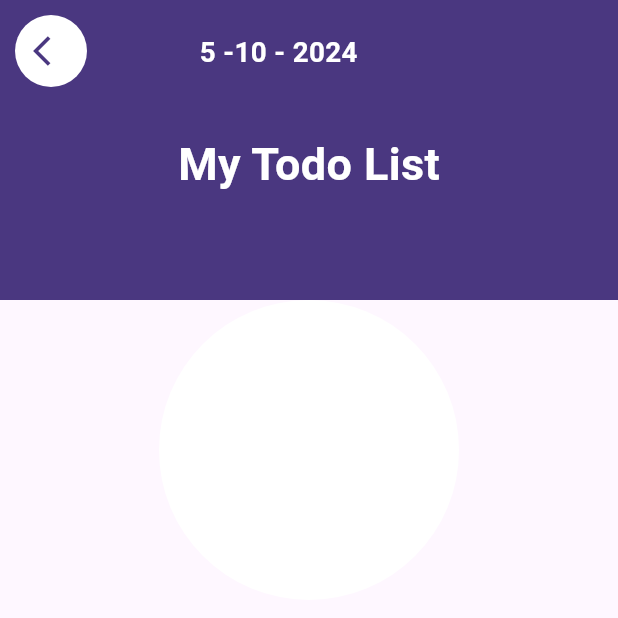
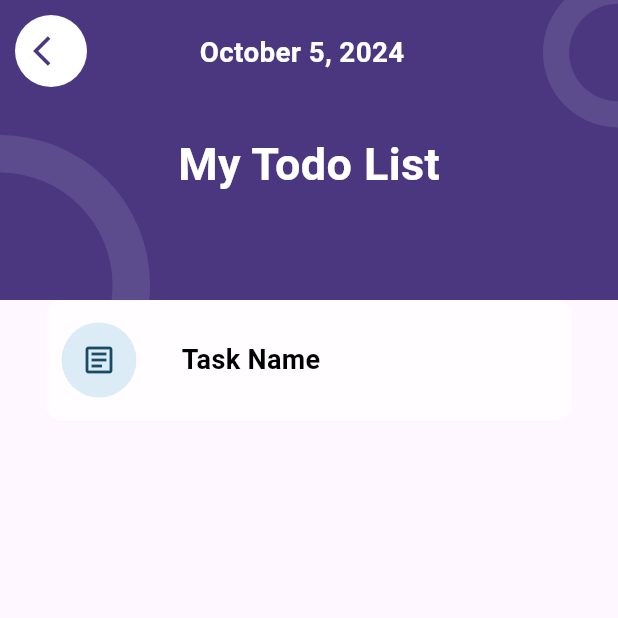
Before and after one commit to MuhammadOHijazi/to_do_list, a Flutter app: the screen it shows after launch, on a phone screen of 412 x 824 dp, the top half of it. Run offline on Flutter 3.47's test engine with Material 3 defaults, Android fonts, the phone set to English and light mode, and no system bars.

Commit message:
Adding the Positioned Widget and draw the circles

```diff
--- a/lib/my_to_do_list_screen.dart
+++ b/lib/my_to_do_list_screen.dart
@@ -5,9 +5,26 @@ class MyToDoList extends StatelessWidget {
 
   @override
   Widget build(BuildContext context) {
+    List monthList = [
+      "Month",
+      "January",
+      "February",
+      "March",
+      "April",
+      "May",
+      "June",
+      "July",
+      "August",
+      "September",
+      "October",
+      "November",
+      "December"
+    ];
     return Scaffold(
       body: SafeArea(
         child: Column(
+          children: [
+            Stack(
               children: [
                 Container(
                   height: 200,
@@ -15,6 +32,14 @@ class MyToDoList extends StatelessWidget {
                   decoration: const BoxDecoration(
                     color: Color(0xff4A3780),
                     shape: BoxShape.rectangle,
+                    boxShadow: [
+                      BoxShadow(
+                        color: Colors.grey,
+                        spreadRadius: 50,
+                        blurRadius: 70,
+                        offset: Offset(1, 3), // changes position of shadow
+                      ),
+                    ],
                   ),
                   child: Column(
                     children: [
@@ -37,7 +62,7 @@ class MyToDoList extends StatelessWidget {
                             ),
                             const SizedBox(width: 75),
                             Text(
-                          "${DateTime.now().day} -${DateTime.now().month} - ${DateTime.now().year}",
+                              "${monthList[DateTime.now().month]} ${DateTime.now().day}, ${DateTime.now().year}",
                               style: const TextStyle(
                                 color: Colors.white,
                                 fontSize: 18.5,
@@ -59,12 +84,94 @@ class MyToDoList extends StatelessWidget {
                     ],
                   ),
                 ),
+                Positioned(
+                  left: -100,
+                  bottom: -90,
+                  child: Stack(
+                    alignment: Alignment.center,
+                    children: [
                       Container(
                         height: 200,
                         width: 200,
-              decoration: const BoxDecoration(
+                        decoration: BoxDecoration(
                           shape: BoxShape.circle,
-                color: Colors.white,
+                          color: Colors.white10,
+                        ),
+                      ),
+                      Container(
+                        height: 150,
+                        width: 150,
+                        decoration: BoxDecoration(
+                          shape: BoxShape.circle,
+                          color: Color(0xff4A3780),
+                        ),
+                      ),
+                    ],
+                  ),
+                ),
+                Positioned(
+                  right: -50,
+                  top: -15,
+                  child: Stack(
+                    alignment: Alignment.center,
+                    children: [
+                      Container(
+                        height: 100,
+                        width: 100,
+                        decoration: BoxDecoration(
+                          shape: BoxShape.circle,
+                          color: Colors.white10,
+                        ),
+                      ),
+                      Container(
+                        height: 65,
+                        width: 65,
+                        decoration: BoxDecoration(
+                          shape: BoxShape.circle,
+                          color: Color(0xff4A3780),
+                        ),
+                      ),
+                    ],
+                  ),
+                ),
+              ],
+            ),
+            Container(
+              height: 80,
+              width: 350,
+              decoration: BoxDecoration(
+                color: Colors.white70,
+                borderRadius: BorderRadius.circular(10),
+              ),
+              child: Row(
+                children: [
+                  Padding(
+                    padding: EdgeInsetsDirectional.all(10),
+                    child: Container(
+                      height: 50,
+                      width: 50,
+                      decoration: BoxDecoration(
+                        shape: BoxShape.circle,
+                        color: Color(0xffDBECF6),
+                      ),
+                      child: Icon(
+                        Icons.article_outlined,
+                        color: Color(0xff194A66),
+                      ),
+                    ),
+                  ),
+                  const SizedBox(
+                    width: 20,
+                  ),
+                  Text(
+                    "Task Name",
+                   style: TextStyle(
+                     fontSize: 18,
+                     color: Colors.black,
+                     fontWeight: FontWeight.bold,
+                   ),
+                  ),
+                ],
               ),
             ),
           ],
--- a/pubspec.yaml
+++ b/pubspec.yaml
@@ -34,7 +34,7 @@ dependencies:
 
   # The following adds the Cupertino Icons font to your application.
   # Use with the CupertinoIcons class for iOS style icons.
-  cupertino_icons: ^1.0.2
+  cupertino_icons: ^1.0.8
 
 dev_dependencies:
   flutter_test:
@@ -45,7 +45,7 @@ dev_dependencies:
   # activated in the `analysis_options.yaml` file located at the root of your
   # package. See that file for information about deactivating specific lint
   # rules and activating additional ones.
-  flutter_lints: ^2.0.0
+  flutter_lints: ^5.0.0
 
 # For information on the generic Dart part of this file, see the
 # following page: https://dart.dev/tools/pub/pubspec
```
Also changed, not shown: lib/Shared/Components/categories.dart (added), pubspec.lock. Lines whose indentation alone changed are shown as unchanged.
